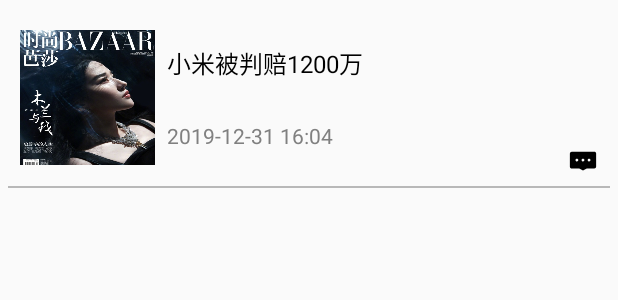
After one commit to CaoZhengIsNotErShiu/time_line_apk, an Android app: the layout item_tab_detail_pager.xml on its own in the app's theme, with its tools: preview values and no code run, on a phone screen of 412 x 824 dp. The commit adds this screen. Shown: the top 300 px of the screen. Run offline under Robolectric (Android 15) with nearby library versions, the light colour scheme and no system bars.

Commit message:
详情页面数据

```diff
--- a/app/src/main/java/com/sc/per/time_line/utils/Constants.java
+++ b/app/src/main/java/com/sc/per/time_line/utils/Constants.java
@@ -12,6 +12,9 @@
     //腾讯服务器
     public static final String TIME_LINE_CLOUD_URL = "https://www.ohhhs.cn/api";
 
+
+    public static final String TIME_LINE_CLOUD = "https://www.ohhhs.cn";
+
     //菜单
     public static final String TIME_LINE_MENU_URL = TIME_LINE_CLOUD_URL+"/menu/getMenu";
 
--- a/app/src/main/java/com/sc/per/time_line/view/NoScrollPager.java
+++ b/app/src/main/java/com/sc/per/time_line/view/NoScrollPager.java
@@ -39,4 +39,9 @@
     public boolean onTouchEvent(MotionEvent ev) {
         return true;
     }
+
+    @Override
+    public boolean onInterceptTouchEvent(MotionEvent ev) {
+        return false;
+    }
 }
--- /dev/null
+++ b/app/src/main/res/layout/item_tab_detail_pager.xml
@@ -0,0 +1,67 @@
+<?xml version="1.0" encoding="utf-8"?>
+<RelativeLayout
+    xmlns:android="http://schemas.android.com/apk/res/android"
+    android:padding="5dp"
+    android:layout_width="match_parent"
+    android:layout_height="wrap_content">
+
+    <RelativeLayout
+        xmlns:android="http://schemas.android.com/apk/res/android"
+        android:layout_width="match_parent"
+        android:layout_height="120dp">
+
+        <ImageView
+            android:id="@+id/iv_icon"
+            android:layout_marginLeft="8dp"
+            android:layout_centerVertical="true"
+            android:src="@drawable/liuyifei"
+            android:scaleType="fitXY"
+            android:layout_width="90dp"
+            android:layout_height="90dp" />
+
+        <LinearLayout
+            android:layout_marginLeft="8dp"
+            android:layout_toRightOf="@+id/iv_icon"
+            android:layout_centerVertical="true"
+            android:orientation="vertical"
+            android:layout_width="wrap_content"
+            android:layout_height="wrap_content">
+
+            <TextView
+                android:id="@+id/ll_tv_title"
+                android:textSize="16sp"
+                android:lines="2"
+                android:textColor="@color/black"
+                android:text="小米被判赔1200万"
+                android:layout_width="wrap_content"
+                android:layout_height="wrap_content" />
+
+            <TextView
+                android:id="@+id/ll_tv_time"
+                android:layout_marginTop="8dp"
+                android:textSize="14sp"
+                android:textColor="@color/gray"
+                android:text="2019-12-31 16:04"
+                android:layout_width="wrap_content"
+                android:layout_height="wrap_content" />
+
+        </LinearLayout>
+
+        <ImageView
+            android:layout_width="wrap_content"
+            android:layout_height="wrap_content"
+            android:layout_alignParentRight="true"
+            android:layout_alignParentBottom="true"
+            android:layout_marginRight="8dp"
+            android:layout_marginBottom="8dp"
+            android:layout_centerVertical="true"
+            android:src="@drawable/comment" />
+
+        <View
+            android:background="#44000000"
+            android:layout_alignParentBottom="true"
+            android:layout_width="match_parent"
+            android:layout_height="1dp"/>
+
+    </RelativeLayout>
+</RelativeLayout>
```
Also changed, not shown: app/src/main/java/com/sc/per/time_line/adapter/MyTabDetailImagePagerAdapter.java (+38 -21 lines), app/src/main/java/com/sc/per/time_line/menudetailpager/tabdetailpager/TabDetailPager.java (+156 -6 lines), app/src/main/java/com/sc/per/time_line/utils/ImageViewUtil.java (added, +52 -0 lines), app/src/main/java/com/sc/per/time_line/view/HorizontalScrollViewPager.java (added, +71 -0 lines), app/src/main/res/drawable/point_selector.xml (added, +7 -0 lines), app/src/main/res/layout/tab_top_detail_pager.xml (added, +41 -0 lines), app/src/main/res/layout/tabdetail_pager.xml (+2 -35 lines), app/src/main/res/drawable-hdpi/comment.png (added), app/src/main/res/drawable-hdpi/point.png (added), app/src/main/res/drawable-hdpi/point_pre.png (added).
